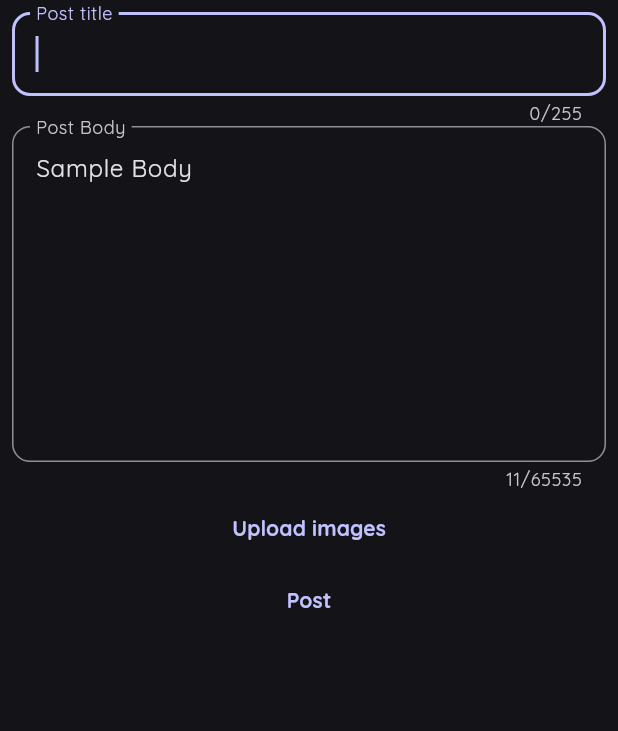
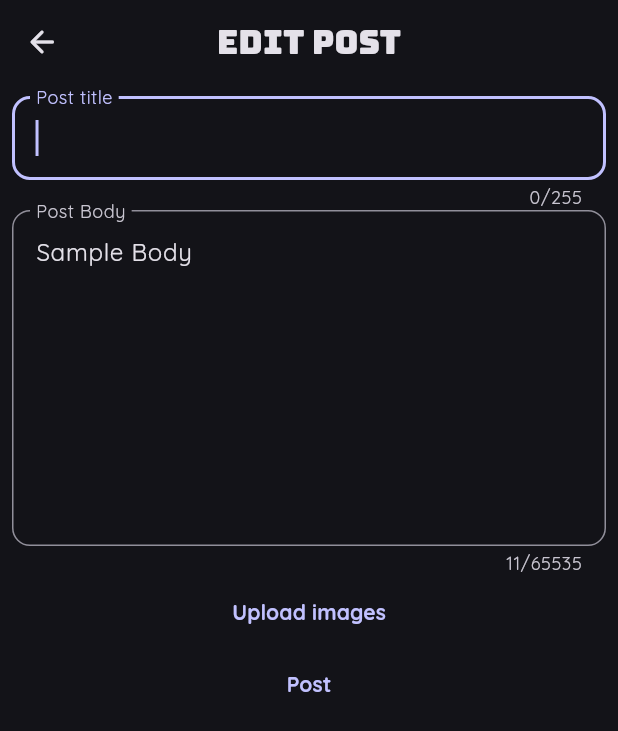
Before and after one commit to homusys/flutter_simple_blog, a Flutter app: the EditPostPage screen opened directly with empty values, on a phone screen of 412 x 824 dp. Shown: the top 731 px of the screen. Run offline on Flutter 3.47's test engine with Material 3 defaults, Android fonts, the phone set to English and light mode, and no system bars; our stand-ins replace email_validator, file_picker, google_fonts, supabase_flutter; accounts and stored records are empty.

Commit message:
Add standalone scaffold to edit post page

```diff
--- a/lib/views/home_page.dart
+++ b/lib/views/home_page.dart
@@ -113,7 +113,7 @@ class PostItem extends StatelessWidget {
         Navigator.push(
           context,
           MaterialPageRoute(
-            builder: (context) => Scaffold(body: EditPostPage(post: postModel)),
+            builder: (context) => EditPostPage(post: postModel),
           ),
         );
       },
--- a/lib/views/posts/edit_post_page.dart
+++ b/lib/views/posts/edit_post_page.dart
@@ -29,7 +29,20 @@ class EditPostPage extends StatelessWidget {
     return ChangeNotifierProvider(
       create: (context) => CreatePostViewmodel(),
       child: Consumer<CreatePostViewmodel>(
-        builder: (context, value, child) => displayForm(value),
+        builder: (context, value, child) => Scaffold(
+          appBar: AppBar(
+            centerTitle: true,
+            title: Text('Edit Post'),
+            leading: IconButton(
+              onPressed: () {
+                Navigator.pop(context);
+              },
+              icon: Icon(Icons.arrow_back_rounded),
+            ),
+          ),
+
+          body: displayForm(value),
+        ),
       ),
     );
   }
```
